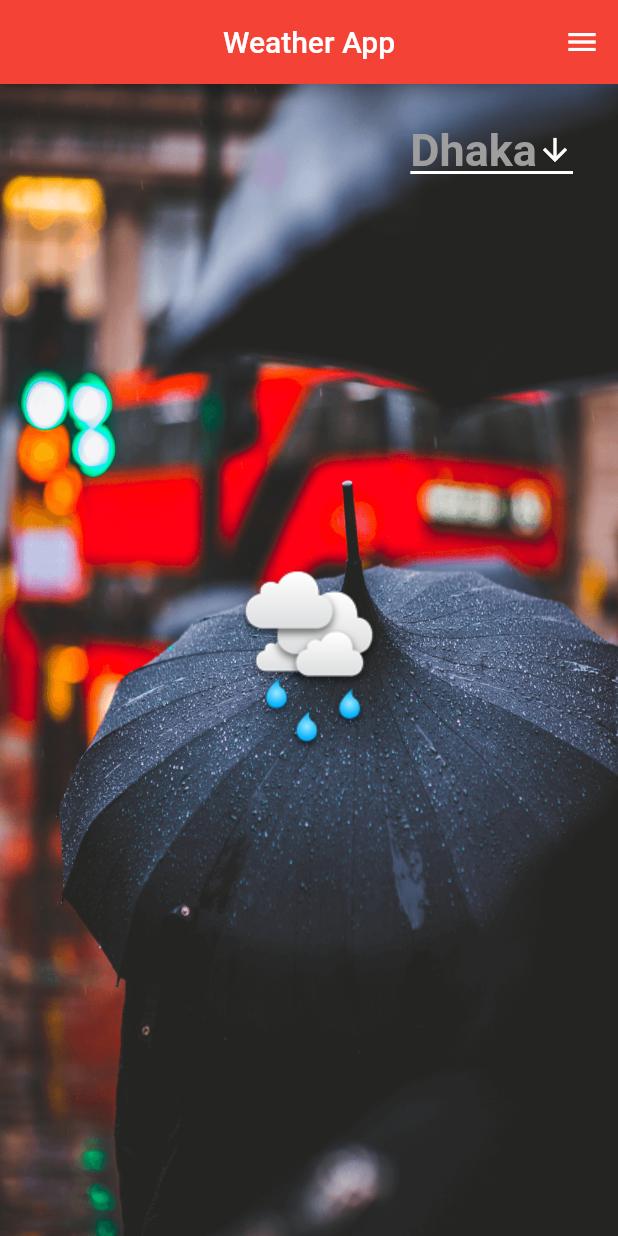
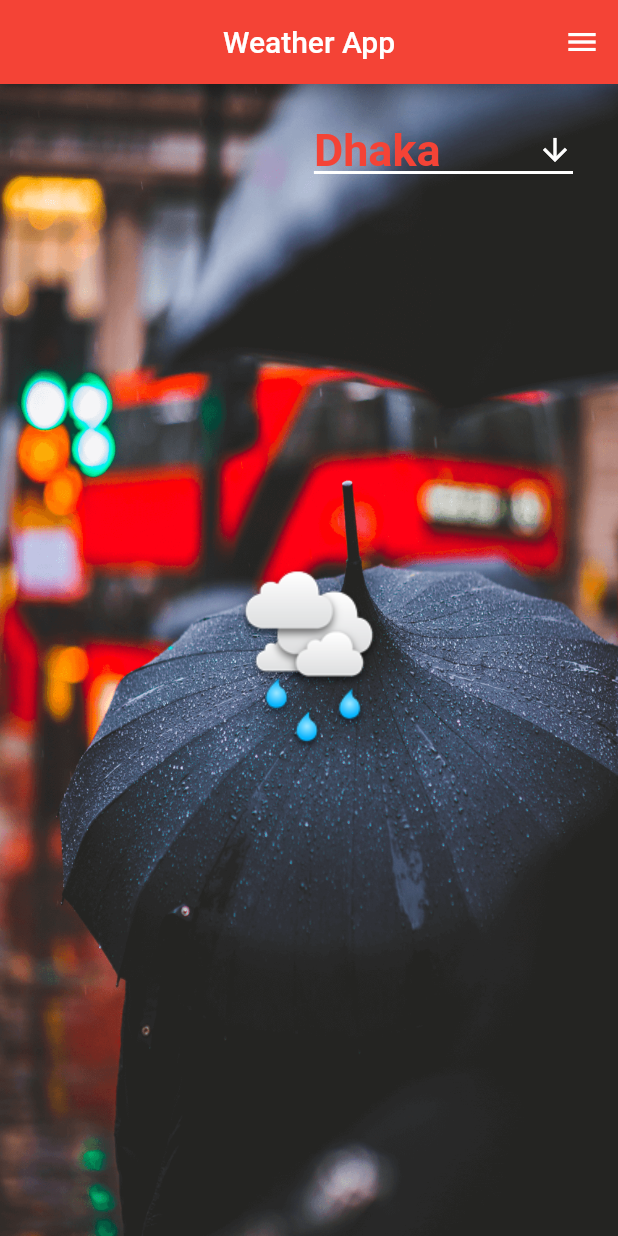
Before and after one commit to iqbalnafee/Flutter-Apps, a Flutter app: the screen it shows after launch, after a tap on the "menu" icon, on a phone screen of 412 x 824 dp. Run offline on Flutter 3.47's test engine with Material 2 defaults, Android fonts, the phone set to English and light mode, and no system bars; network calls fail.

Commit message:
intermediate apk addded

```diff
--- a/climatic_app/lib/ui/Klimatic.dart
+++ b/climatic_app/lib/ui/Klimatic.dart
@@ -7,6 +7,7 @@ import 'package:http/http.dart' as http;
 import '../util/utils.dart' as util;//first we need tohet out from ui then insert into util. Hence there is 2 dots
 
 class Klimatic extends StatefulWidget {
+
   Klimatic({Key key}) : super(key: key);
   @override
   _KlimaticState createState() => _KlimaticState();
@@ -15,10 +16,11 @@ class Klimatic extends StatefulWidget {
 class _KlimaticState extends State<Klimatic> {
   //String city="dhaka";
 
-  /*void ShowData() async{
-    Map data = await getWeather(util.apiId, util.defaultCity);
-    print(data["main"]["temp"]);
-  }*/
+  void ShowData() async{
+    //Map data = await getCity();
+    //print(data.toString());
+  }
+  //String str= ['Dhaka', 'Islamabad', 'London', 'Mumbai','Auckland'] as String;
   String dropdownValue = 'Dhaka';
   @override
   Widget build(BuildContext context) {
@@ -32,7 +34,7 @@ class _KlimaticState extends State<Klimatic> {
         backgroundColor: Colors.red,
         actions: <Widget>[
           new IconButton(icon:new Icon(Icons.menu,color: Colors.white) ,
-              onPressed: ()=> print(""))
+              onPressed: ShowData )
         ],
       ),
       body: new Stack(
@@ -58,11 +60,12 @@ class _KlimaticState extends State<Klimatic> {
                   dropdownValue = newValue;
                 });
               },
-              items: <String>['Dhaka', 'Two', 'Free', 'Four']
+              items: <String>['Dhaka', 'Islamabad', 'London', 'Mumbai','Auckland','Gazipur','Chittagong','Comilla','Rajshahi','Sydney','Banglore',
+              'Bangkok','Paris','Dubai','Singapore','New York','Tokyo']
                   .map<DropdownMenuItem<String>>((String value) {
                 return DropdownMenuItem<String>(
                   value: value,
-                  child: Text(value,style: TextStyle(color: Colors.grey,fontWeight: FontWeight.bold,fontSize: 30),),
+                  child: Text(value,style: TextStyle(color:Colors.red,fontWeight: FontWeight.bold,fontSize: 30),),
                 );
               }).toList(),
             ),
@@ -73,7 +76,7 @@ class _KlimaticState extends State<Klimatic> {
           ),
           new Container(
             margin: EdgeInsets.fromLTRB(50, 350, 0, 0),
-            child: UpdateTemp("dhaka"),
+            child: UpdateTemp(dropdownValue),
           )
         ],
       ),
@@ -84,13 +87,21 @@ class _KlimaticState extends State<Klimatic> {
   Future<Map> getWeather(String appId, String city) async {
     String apiUrl ="https://api.openweathermap.org/data/2.5/weather?q=$city&appid=$appId&units=metric";
     //String CityNames="https://raw.githubusercontent.com/lutangar/cities.json/master/cities.json";
-    String cityNames="https://raw.githubusercontent.com/iqbalnafee/Flutter-Apps/master/climatic_app/cityNames.json";
+    //String cityNames="https://jsonplaceholder.typicode.com/comments";
 
     http.Response response = await http.get(apiUrl);
     //http.Response response2 = await http.get(cityNames);
+    //debugPrint(response2.body);
     //debugPrint(json.decode(response2.body));
 
     //return JSON.decode(response.body);
+    return json.decode(response.body);
+  }
+
+  Future<Map> getCity() async {
+
+    String cityNames="https://raw.githubusercontent.com/iqbalnafee/Flutter-Apps/master/climatic_app/cityNamesFormatted.json";
+    http.Response response = await http.get(cityNames);
     return json.decode(response.body);
   }
 
@@ -104,7 +115,7 @@ class _KlimaticState extends State<Klimatic> {
               child: new Column(
                 children: <Widget>[
                   new ListTile(
-                    title: new Text(content["main"]["temp"].toString(),style: TextStyle(fontSize: 50,fontWeight:FontWeight.bold,
+                    title: new Text("${content["main"]["temp"].toString()}°C",style: TextStyle(fontSize: 50,fontWeight:FontWeight.bold,
                         color: Colors.white),),
                   )
                 ],
```
Also changed, not shown: 1 other file.
